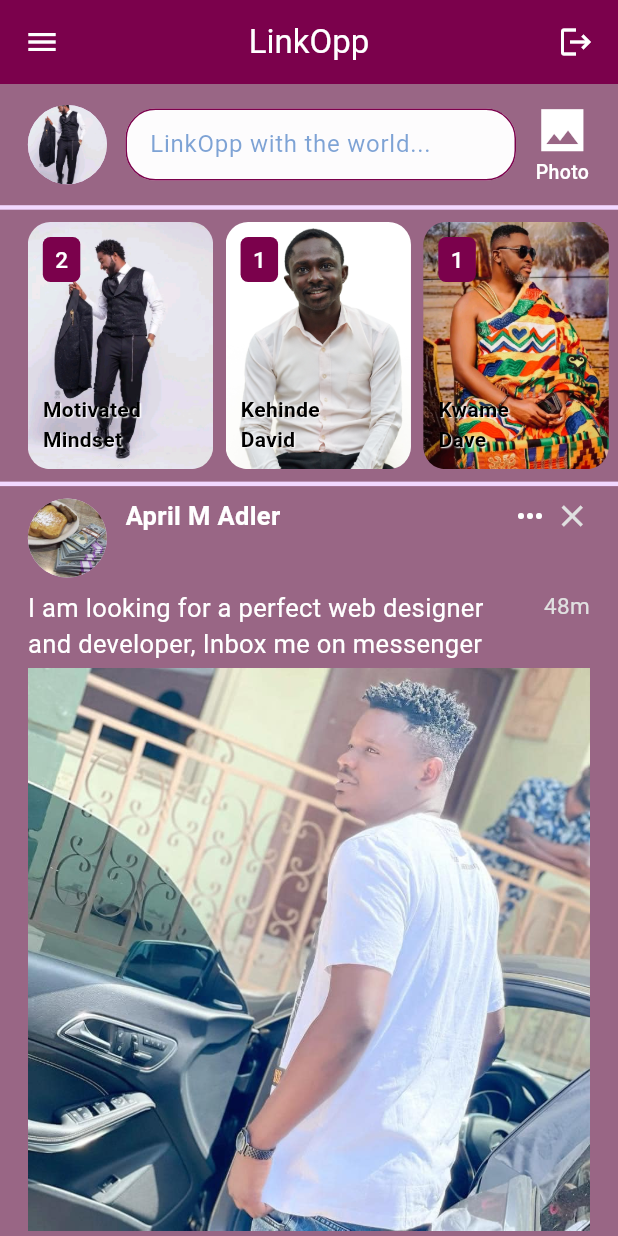
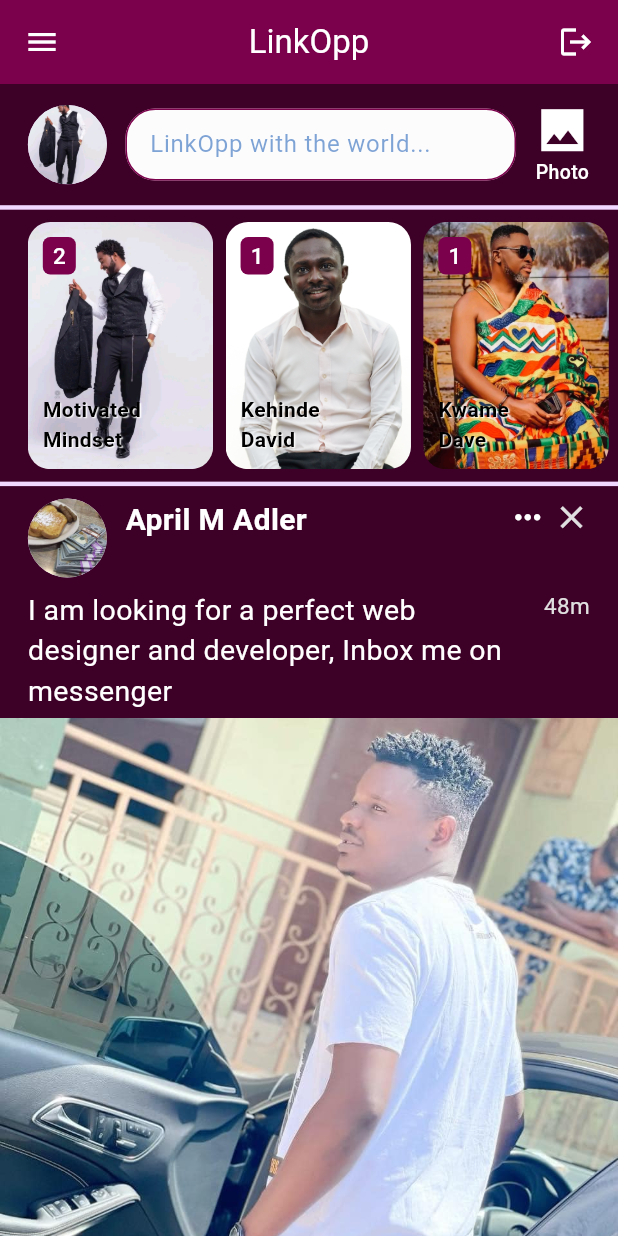
Before and after one commit to mckobby/LinkOpp, a Flutter app: the screen it shows once a user with an empty profile is signed in, on a phone screen of 412 x 824 dp. Run offline on Flutter 3.47's test engine with Material 2 defaults, Android fonts, the phone set to English and light mode, and no system bars; our stand-ins replace firebase_auth, firebase_core; accounts and stored records are empty.

Commit message:
Modified: Feed component, Story field and Colors

```diff
--- a/lib/components/feed_comp.dart
+++ b/lib/components/feed_comp.dart
@@ -34,15 +34,16 @@ class FeedComp extends StatelessWidget {
   Widget build(BuildContext context) {
     final height = MediaQuery.of(context).size.height;
     final width = MediaQuery.of(context).size.width;
+
     return Container(
       padding: EdgeInsets.symmetric(vertical: height * 0.01),
       color: tdDrawer,
       width: width,
-      child: Padding(
-        padding: EdgeInsets.symmetric(horizontal: width * 0.045),
       child: Column(
         children: [
-            Row(
+          Padding(
+            padding: EdgeInsets.symmetric(horizontal: width * 0.045),
+            child: Row(
               mainAxisAlignment: MainAxisAlignment.spaceBetween,
               crossAxisAlignment: CrossAxisAlignment.start,
               children: [
@@ -57,12 +58,12 @@ class FeedComp extends StatelessWidget {
                       width: width * 0.03,
                     ),
                     SizedBox(
-                      width: width * 0.62,
+                      width: width * 0.55,
                       child: Text(
                         profileName,
                         style: const TextStyle(
                           fontWeight: FontWeight.bold,
-                          fontSize: 17,
+                          fontSize: 20,
                           color: Colors.white,
                         ),
                       ),
@@ -74,6 +75,7 @@ class FeedComp extends StatelessWidget {
                     const Icon(
                       Icons.more_horiz_outlined,
                       color: Colors.white,
+                      size: 25,
                     ),
                     SizedBox(
                       width: width * 0.01,
@@ -81,15 +83,19 @@ class FeedComp extends StatelessWidget {
                     Icon(
                       Icons.close,
                       color: Colors.grey[300],
+                      size: 25,
                     )
                   ],
                 )
               ],
             ),
+          ),
           SizedBox(
             height: height * 0.01,
           ),
-            Row(
+          Padding(
+            padding: EdgeInsets.symmetric(horizontal: width * 0.045),
+            child: Row(
               mainAxisAlignment: MainAxisAlignment.spaceBetween,
               crossAxisAlignment: CrossAxisAlignment.start,
               children: [
@@ -99,7 +105,7 @@ class FeedComp extends StatelessWidget {
                     content,
                     style: const TextStyle(
                       color: Colors.white,
-                      fontSize: 17,
+                      fontSize: 19,
                     ),
                   ),
                 ),
@@ -116,6 +122,7 @@ class FeedComp extends StatelessWidget {
                 )
               ],
             ),
+          ),
           SizedBox(
             height: height * 0.005,
           ),
@@ -123,9 +130,11 @@ class FeedComp extends StatelessWidget {
             image: AssetImage(mainImage),
           ),
           SizedBox(
-              height: height * 0.005,
+            height: height * 0.01,
           ),
-            Row(
+          Padding(
+            padding: EdgeInsets.symmetric(horizontal: width * 0.045),
+            child: Row(
               mainAxisAlignment: MainAxisAlignment.spaceBetween,
               children: [
                 Row(
@@ -133,7 +142,7 @@ class FeedComp extends StatelessWidget {
                     const Icon(
                       Icons.comment,
                       color: Colors.white,
-                      size: 20,
+                      size: 22,
                     ),
                     SizedBox(
                       width: width * 0.01,
@@ -142,6 +151,7 @@ class FeedComp extends StatelessWidget {
                       comments,
                       style: const TextStyle(
                         color: Colors.white,
+                        fontSize: 17,
                       ),
                     ),
                   ],
@@ -151,7 +161,7 @@ class FeedComp extends StatelessWidget {
                     const Icon(
                       Icons.share,
                       color: Colors.white,
-                      size: 20,
+                      size: 22,
                     ),
                     SizedBox(
                       width: width * 0.01,
@@ -160,6 +170,7 @@ class FeedComp extends StatelessWidget {
                       shares,
                       style: const TextStyle(
                         color: Colors.white,
+                        fontSize: 17,
                       ),
                     ),
                   ],
@@ -169,7 +180,7 @@ class FeedComp extends StatelessWidget {
                     const Icon(
                       Icons.favorite_border_outlined,
                       color: Colors.white,
-                      size: 20,
+                      size: 22,
                     ),
                     SizedBox(
                       width: width * 0.01,
@@ -178,6 +189,7 @@ class FeedComp extends StatelessWidget {
                       favorites,
                       style: const TextStyle(
                         color: Colors.white,
+                        fontSize: 17,
                       ),
                     ),
                   ],
@@ -187,7 +199,7 @@ class FeedComp extends StatelessWidget {
                     const Icon(
                       Icons.analytics_outlined,
                       color: Colors.white,
-                      size: 20,
+                      size: 22,
                     ),
                     SizedBox(
                       width: width * 0.01,
@@ -196,14 +208,15 @@ class FeedComp extends StatelessWidget {
                       analytics,
                       style: const TextStyle(
                         color: Colors.white,
+                        fontSize: 17,
                       ),
                     ),
                   ],
                 )
               ],
+            ),
           )
         ],
-        ),
       ),
     );
   }
--- a/lib/components/story_field.dart
+++ b/lib/components/story_field.dart
@@ -43,8 +43,8 @@ class StoryField extends StatelessWidget {
                   left: 10,
                   top: 10,
                   child: Container(
-                    height: 30,
-                    width: 25,
+                    height: 25,
+                    width: 22,
                     decoration: BoxDecoration(
                       color: tdElevatedButton,
                       borderRadius: BorderRadius.circular(5),
--- a/lib/constants/colors.dart
+++ b/lib/constants/colors.dart
@@ -6,5 +6,5 @@ const Color tdElevatedButton = Color(0xFF7B014C);
 const Color tdLike = Color(0xFFFF0D0D);
 const Color tdActionTexts = Color(0xFF004AAD);
 
-const Color tdDrawer = Color(0xFF996685);
+const Color tdDrawer = Color(0xFF3D0026);
 const Color tdTextField = Color(0xFFFDFCFD);
```
Lines whose indentation alone changed are shown as unchanged.
